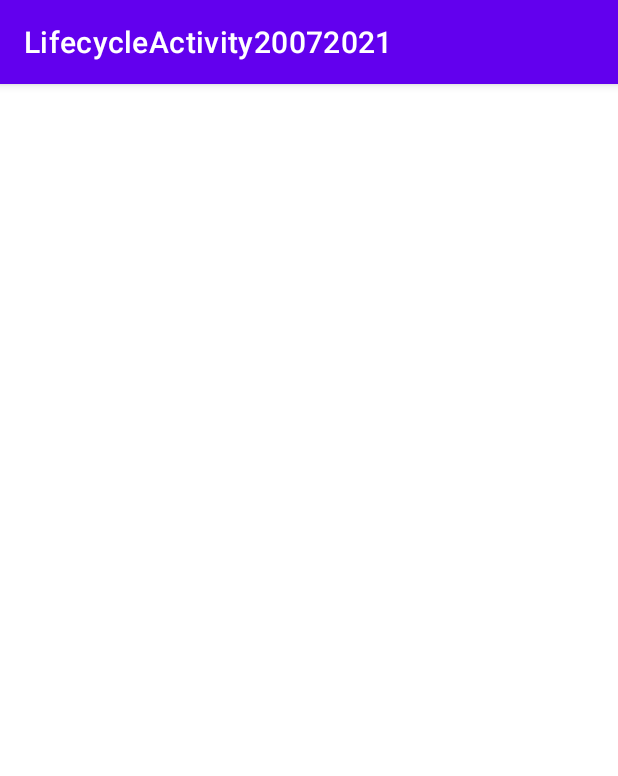
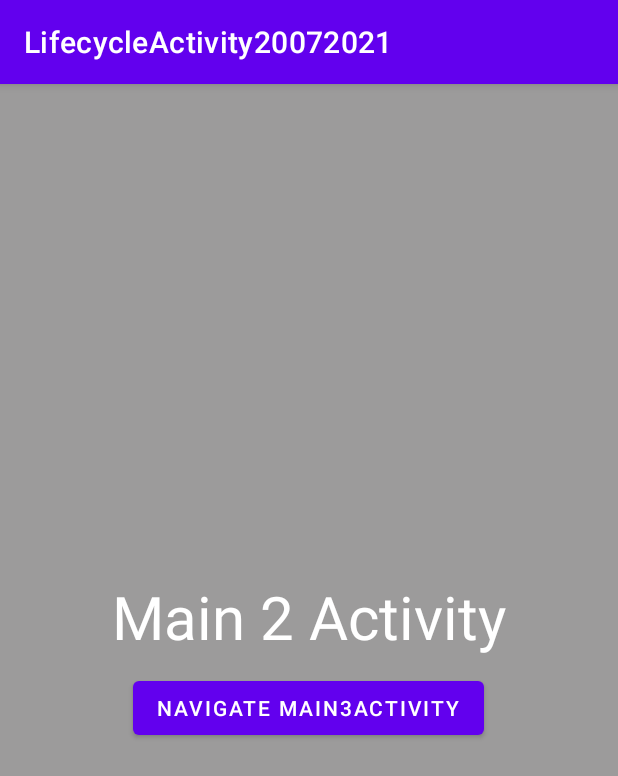
Before and after one commit to phamtanphat/LifecycleActivity20072021, an Android app: the MainActivity2 screen opened directly, with no data from a screen before it, on a phone screen of 412 x 824 dp. Shown: the top 776 px of the screen. Run offline under Robolectric (Android 15) with nearby library versions, the phone set to English and light mode, and no system bars.

Commit message:
create main 3

```diff
--- a/app/src/main/AndroidManifest.xml
+++ b/app/src/main/AndroidManifest.xml
@@ -9,6 +9,9 @@
         android:roundIcon="@mipmap/ic_launcher_round"
         android:supportsRtl="true"
         android:theme="@style/Theme.LifecycleActivity20072021">
+        <activity
+            android:name=".MainActivity3"
+            android:exported="true" />
         <activity
             android:name=".MainActivity2"
             android:exported="true" />
--- a/app/src/main/res/layout/activity_main2.xml
+++ b/app/src/main/res/layout/activity_main2.xml
@@ -1,9 +1,26 @@
 <?xml version="1.0" encoding="utf-8"?>
-<androidx.constraintlayout.widget.ConstraintLayout xmlns:android="http://schemas.android.com/apk/res/android"
+<LinearLayout xmlns:android="http://schemas.android.com/apk/res/android"
     xmlns:app="http://schemas.android.com/apk/res-auto"
     xmlns:tools="http://schemas.android.com/tools"
     android:layout_width="match_parent"
     android:layout_height="match_parent"
+    android:background="#9C9B9B"
+    android:gravity="center"
+    android:orientation="vertical"
     tools:context=".MainActivity2">
 
-</androidx.constraintlayout.widget.ConstraintLayout>
+    <TextView
+        android:textColor="#ffff"
+        android:textSize="40sp"
+        android:layout_width="wrap_content"
+        android:layout_height="wrap_content"
+        android:text="Main 2 Activity" />
+
+    <Button
+        android:layout_marginTop="10dp"
+        android:id="@+id/buttonNavigateMain3"
+        android:text="Navigate Main3Activity"
+        android:layout_width="wrap_content"
+        android:layout_height="wrap_content"/>
+
+</LinearLayout>
```
Also changed, not shown: app/src/main/java/com/example/lifecycleactivity20072021/MainActivity.java (+0 -9 lines), app/src/main/java/com/example/lifecycleactivity20072021/MainActivity3.java (added, +14 -0 lines), app/src/main/res/layout/activity_main3.xml (added, +9 -0 lines).
